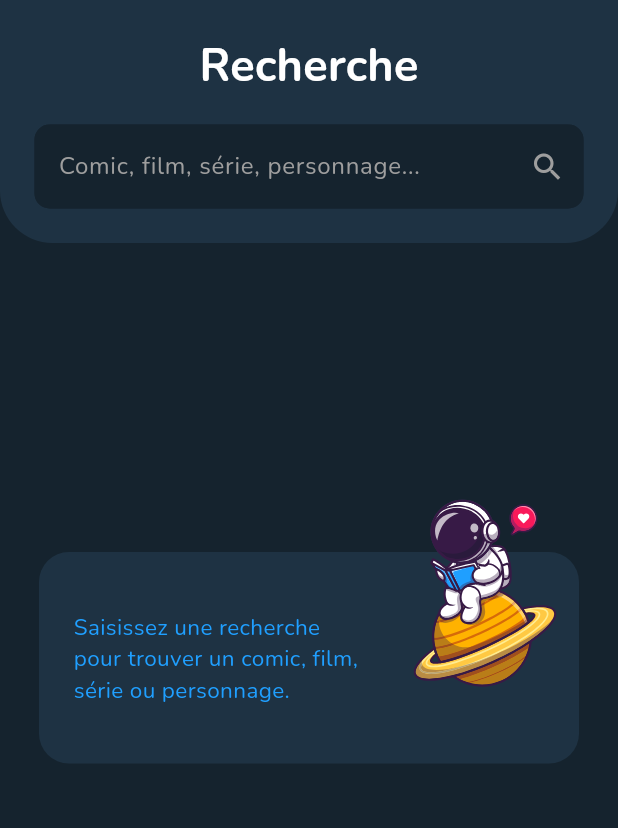
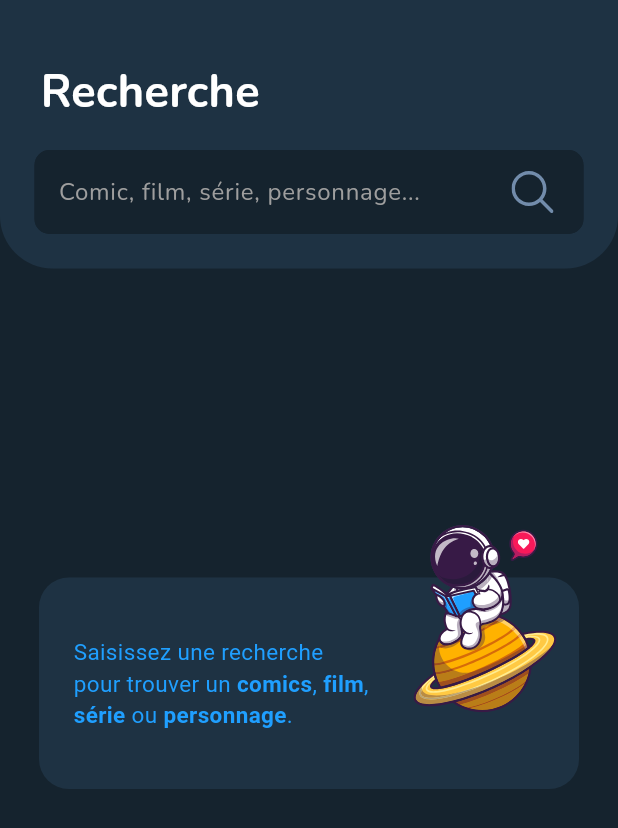
Before and after one commit to vryc9/flutter, a Flutter app: the SearchScreen screen opened directly, on a phone screen of 412 x 824 dp. Shown: the top 828 px of the screen. Run offline on Flutter 3.47's test engine with Material 3 defaults, Android fonts, the phone set to English and light mode, and no system bars; our stand-ins replace dio, flutter_bloc, flutter_html, flutter_svg, google_fonts, retrofit; generated files the repository leaves out were written again; network calls fail.

Commit message:
correction style

```diff
--- a/flutter_tp/lib/pages/search_screen.dart
+++ b/flutter_tp/lib/pages/search_screen.dart
@@ -65,13 +65,19 @@ class _SearchScreenState extends State<SearchScreen> {
                 padding: const EdgeInsets.all(23.0),
                 child: Column(
                   children: [
-                    const Text(
+                    const SizedBox(height: 17),
+                    const Padding(
+                      padding: EdgeInsets.only(left: 4),
+                      child: Align(
+                        alignment: Alignment.centerLeft,
+                        child: Text(
                           'Recherche',
-                      textAlign: TextAlign.left,
                           style: TextStyle(
                             fontSize: 30,
                             fontWeight: FontWeight.w700,
                             color: Colors.white,
+                          ),
+                        ),
                       ),
                     ),
                     const SizedBox(height: 17),
@@ -81,10 +87,14 @@ class _SearchScreenState extends State<SearchScreen> {
                         labelText: 'Comic, film, série, personnage...',
                         filled: true,
                         labelStyle: const TextStyle(color: Colors.grey),
-                        suffixIcon: const Icon(
-                          Icons.search,
-                          color: Colors.grey,
-                          size: 24,
+                        suffixIcon: Padding(
+                          padding: const EdgeInsets.only(right: 20),
+                          child: SvgPicture.asset(
+                            AppVectorialImages.navbarSearch,
+                            color: AppColors.iconSearch,
+                            width: 12,
+                            height: 12,
+                          ),
                         ),
                         fillColor: AppColors.screenBackground,
                         enabledBorder: OutlineInputBorder(
@@ -146,11 +156,35 @@ class _SearchScreenState extends State<SearchScreen> {
                                         padding: EdgeInsets.only(top: 16.0, bottom: 16.0),
                                         child: SizedBox(
                                           width: 200,
-                                          child: Text(
-                                            'Saisissez une recherche pour trouver un comic, film, série ou personnage.',
+                                          child: Text.rich(
+                                            TextSpan(
                                               style: TextStyle(
                                                 fontSize: 15,
                                                 color: AppColors.textSearch,
+                                              ),
+                                              children: [
+                                                TextSpan(text: 'Saisissez une recherche pour trouver un '),
+                                                TextSpan(
+                                                  text: 'comics',
+                                                  style: TextStyle(fontWeight: FontWeight.bold),
+                                                ),
+                                                TextSpan(text: ', '),
+                                                TextSpan(
+                                                  text: 'film',
+                                                  style: TextStyle(fontWeight: FontWeight.bold),
+                                                ),
+                                                TextSpan(text: ', '),
+                                                TextSpan(
+                                                  text: 'série',
+                                                  style: TextStyle(fontWeight: FontWeight.bold),
+                                                ),
+                                                TextSpan(text: ' ou '),
+                                                TextSpan(
+                                                  text: 'personnage',
+                                                  style: TextStyle(fontWeight: FontWeight.bold),
+                                                ),
+                                                TextSpan(text: '.'),
+                                              ],
                                             ),
                                           ),
                                         ),
--- a/flutter_tp/lib/res/app_colors.dart
+++ b/flutter_tp/lib/res/app_colors.dart
@@ -13,4 +13,6 @@ class AppColors {
   static const Color bottomBarTextSelected = Color(0xF13792FF);
   static const Color bottomBarTextUnselected = Color(0xFF778BA8);
   static const Color textSearch = Color(0xFF1F9FFF);
+  static const Color iconsList = Color(0xFF69727D);
+  static const Color iconSearch = Color(0xFF728CAB);
 }
```
Also changed, not shown: flutter_tp/lib/pages/generic_list.dart (+30 -26 lines). Lines whose indentation alone changed are shown as unchanged.
